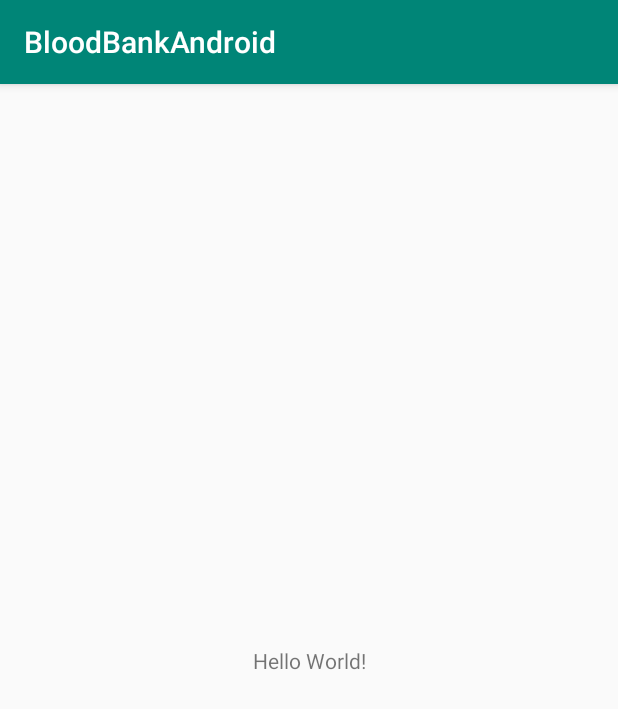
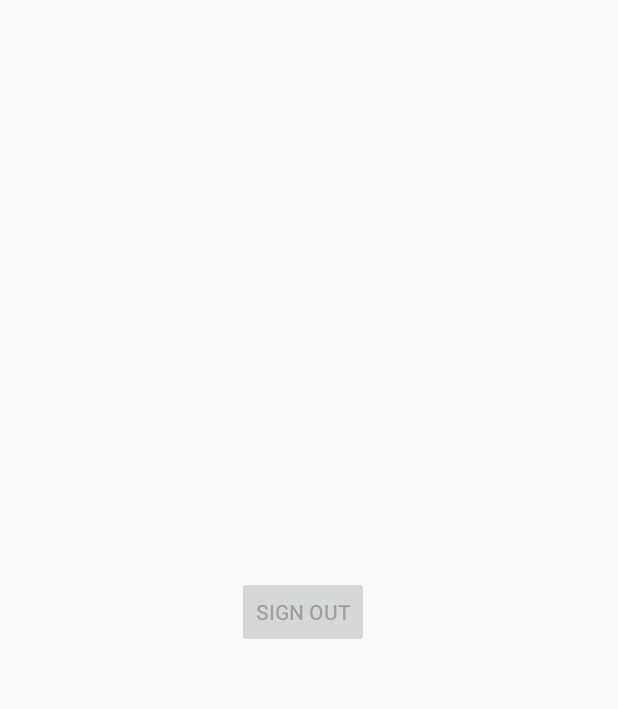
Before and after one commit to aasutossh/BloodBankAndroid, an Android app: the screen it shows after launch (MainActivity), on a phone screen of 412 x 824 dp. Shown: the top 709 px of the screen. Run offline under Robolectric (Android 15) with nearby library versions, the phone set to English and light mode, and no system bars; our stand-ins replace Firebase (no records; nobody signed in at launch, a user with empty details on screens opened directly); libraries missing offline, so code that uses them is left out: com.firebase.ui; 2 statements that could not run were skipped.

```diff
--- a/app/build.gradle
+++ b/app/build.gradle
@@ -6,7 +6,7 @@ android {
     buildToolsVersion "29.0.1"
     defaultConfig {
         applicationId "np.com.aasutosh.bloodbankandroid"
-        minSdkVersion 15
+        minSdkVersion 22
         targetSdkVersion 29
         versionCode 1
         versionName "1.0"
@@ -28,4 +28,7 @@ dependencies {
     testImplementation 'junit:junit:4.12'
     androidTestImplementation 'androidx.test:runner:1.2.0'
     androidTestImplementation 'androidx.test.espresso:espresso-core:3.2.0'
+
+    implementation 'com.firebaseui:firebase-ui-auth:4.3.1'
+
 }
--- a/app/src/main/java/np/com/aasutosh/bloodbankandroid/MainActivity.java
+++ b/app/src/main/java/np/com/aasutosh/bloodbankandroid/MainActivity.java
@@ -1,14 +1,107 @@
 package np.com.aasutosh.bloodbankandroid;
 
+import androidx.annotation.NonNull;
+import androidx.annotation.Nullable;
 import androidx.appcompat.app.AppCompatActivity;
 
+import android.content.Intent;
 import android.os.Bundle;
+import android.view.View;
+import android.widget.Button;
+import android.widget.Toast;
+
+import com.firebase.ui.auth.AuthUI;
+import com.firebase.ui.auth.IdpResponse;
+import com.google.android.gms.tasks.OnCompleteListener;
+import com.google.android.gms.tasks.OnFailureListener;
+import com.google.android.gms.tasks.Task;
+import com.google.firebase.auth.FirebaseAuth;
+import com.google.firebase.auth.FirebaseUser;
+
+import java.util.Arrays;
+import java.util.List;
 
 public class MainActivity extends AppCompatActivity {
 
+    private static final int REQUEST_CODE = 2525;
+    List<AuthUI.IdpConfig> providers;
+    Button btnSighOut;
     @Override
     protected void onCreate(Bundle savedInstanceState) {
         super.onCreate(savedInstanceState);
         setContentView(R.layout.activity_main);
+
+        btnSighOut = findViewById(R.id.btnSignOut);
+
+        btnSighOut.setOnClickListener(new View.OnClickListener() {
+            @Override
+            public void onClick(View view) {
+//                LogOut
+                AuthUI.getInstance()
+                        .signOut(MainActivity.this)
+                        .addOnCompleteListener(new OnCompleteListener<Void>() {
+                            @Override
+                            public void onComplete(@NonNull Task<Void> task) {
+                                btnSighOut.setEnabled(false);
+                                showSignInOptions();
+                            }
+                        }
+                        )
+                        .addOnFailureListener(new OnFailureListener() {
+                            @Override
+                            public void onFailure(@NonNull Exception e) {
+                                Toast.makeText(MainActivity.this, e.getMessage(), Toast.LENGTH_SHORT).show();
+                            }
+                        });
+            }
+        });
+
+//        Initialize providers
+        providers = Arrays.asList(
+            new AuthUI.IdpConfig.EmailBuilder().build(),
+//            new AuthUI.IdpConfig.FacebookBuilder().build(),
+            new AuthUI.IdpConfig.PhoneBuilder().build(),
+            new AuthUI.IdpConfig.GoogleBuilder().build()
+        );
+
+        showSignInOptions();
+    }
+
+    private void showSignInOptions() {
+        startActivityForResult(
+                AuthUI.getInstance().createSignInIntentBuilder()
+                .setAvailableProviders(providers)
+                .setTheme(R.style.MyTheme)
+                .build(), REQUEST_CODE
+        );
+    }
+
+    @Override
+    protected void onActivityResult(int requestCode, int resultCode, @Nullable Intent data) {
+        super.onActivityResult(requestCode, resultCode, data);
+
+        if(requestCode == REQUEST_CODE) {
+            IdpResponse response = IdpResponse.fromResultIntent(data);
+            if (resultCode == RESULT_OK) {
+//                Get user
+                FirebaseUser user = FirebaseAuth.getInstance().getCurrentUser();
+//                show email on toast
+
+                try {
+                    Toast.makeText(this, user.getEmail(), Toast.LENGTH_SHORT).show();
+                } catch (NullPointerException n) {
+                    Toast.makeText(this, n.getMessage(), Toast.LENGTH_SHORT).show();
+                }
+                btnSighOut.setEnabled(true);
+
+            }
+            else {
+                try {
+                    Toast.makeText(this, response.getError().getMessage(), Toast.LENGTH_LONG).show();
+                } catch (NullPointerException n) {
+                    Toast.makeText(this, n.getMessage(), Toast.LENGTH_SHORT).show();
+                }
+            }
+        }
     }
 }
--- a/app/src/main/res/layout/activity_main.xml
+++ b/app/src/main/res/layout/activity_main.xml
@@ -6,13 +6,17 @@
     android:layout_height="match_parent"
     tools:context=".MainActivity">
 
-    <TextView
+    <Button
+        android:id="@+id/btnSignOut"
         android:layout_width="wrap_content"
         android:layout_height="wrap_content"
-        android:text="Hello World!"
+        android:layout_marginEnd="8dp"
+        android:layout_marginBottom="8dp"
+        android:text="@string/btn_sign_out"
         app:layout_constraintBottom_toBottomOf="parent"
-        app:layout_constraintLeft_toLeftOf="parent"
-        app:layout_constraintRight_toRightOf="parent"
+        app:layout_constraintEnd_toEndOf="parent"
+        app:layout_constraintHorizontal_bias="0.5"
+        app:layout_constraintStart_toStartOf="parent"
+        android:enabled="false"
         app:layout_constraintTop_toTopOf="parent" />
-
 </androidx.constraintlayout.widget.ConstraintLayout>
--- a/app/src/main/res/values/strings.xml
+++ b/app/src/main/res/values/strings.xml
@@ -1,3 +1,4 @@
 <resources>
     <string name="app_name">BloodBankAndroid</string>
+    <string name="btn_sign_out">Sign Out</string>
 </resources>
--- a/app/src/main/res/values/styles.xml
+++ b/app/src/main/res/values/styles.xml
@@ -1,11 +1,14 @@
 <resources>
 
     <!-- Base application theme. -->
-    <style name="AppTheme" parent="Theme.AppCompat.Light.DarkActionBar">
+    <style name="AppTheme" parent="Theme.AppCompat.Light.NoActionBar">
         <!-- Customize your theme here. -->
         <item name="colorPrimary">@color/colorPrimary</item>
         <item name="colorPrimaryDark">@color/colorPrimaryDark</item>
         <item name="colorAccent">@color/colorAccent</item>
     </style>
+    <style name="MyTheme" parent="AppTheme">
+        <item name="android:windowBackground">@android:color/white</item>
+    </style>
 
 </resources>
```
